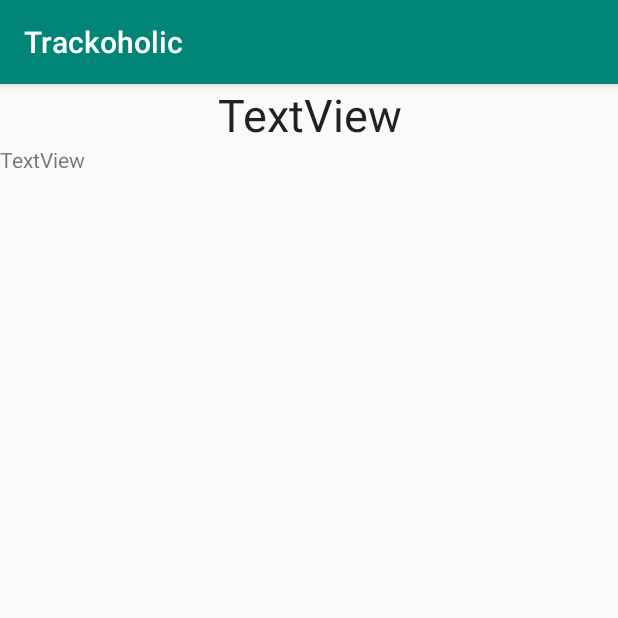
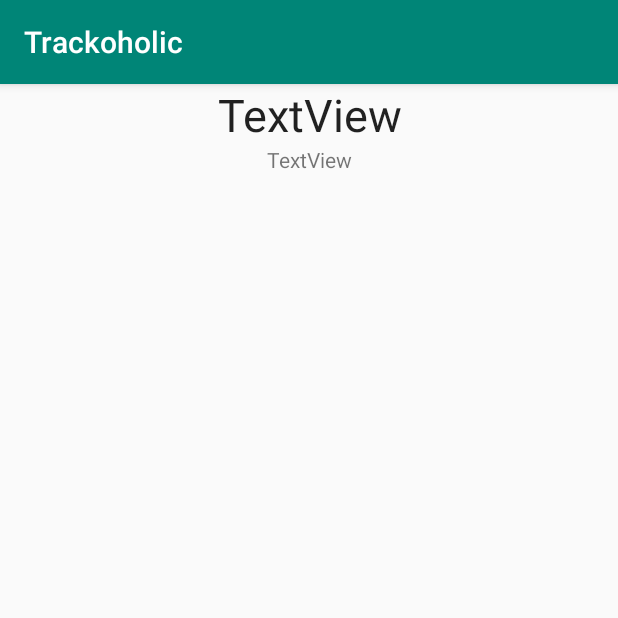
Before and after one commit to CynicalOne/380_app, an Android app: the ViewBusinessItemsActivity screen opened directly, with no data from a screen before it, on a phone screen of 412 x 824 dp, the top half of it. Run offline under Robolectric (Android 15) with nearby library versions, the light colour scheme and no system bars; 2 statements that could not run were skipped.

Commit message:
Serializing works for profile objects

```diff
--- a/app/src/main/java/com/example/inventorymanager/ViewBusinessItemsActivity.java
+++ b/app/src/main/java/com/example/inventorymanager/ViewBusinessItemsActivity.java
@@ -2,14 +2,38 @@ package com.example.inventorymanager;
 
 import androidx.appcompat.app.AppCompatActivity;
 
+import android.content.Intent;
 import android.os.Bundle;
+import android.widget.TextView;
+
+import com.example.inventorymanager.model.Profile;
 
 public class ViewBusinessItemsActivity extends AppCompatActivity {
+
+    //Items are actually profiles lol
+
+    TextView nameOfBusinessItem;
+    TextView descriptionOfBusinessItem;
+
+    // Getting item (actually its a profile) from recycler view
+   // Profile profile;
 
     @Override
     protected void onCreate(Bundle savedInstanceState) {
         super.onCreate(savedInstanceState);
         setContentView(R.layout.activity_view_business_items);
 
+        //Get Profile from list
+        Intent i = new Intent();
+        Profile profile = (Profile) getIntent().getSerializableExtra("businessItemSent");
+
+        // Connections
+        nameOfBusinessItem = findViewById(R.id.nameOfBusinessItem);
+        descriptionOfBusinessItem = findViewById(R.id.descriptionOfBusinessItem);
+
+        // Set textview to match item
+        nameOfBusinessItem.setText(profile.getProfileName());
+        descriptionOfBusinessItem.setText(profile.getBusinessOrPersonal());
+
     }
 }
--- a/app/src/main/java/com/example/inventorymanager/adapters/HomeView_v2_RecyclerViewAdapter.java
+++ b/app/src/main/java/com/example/inventorymanager/adapters/HomeView_v2_RecyclerViewAdapter.java
@@ -17,6 +17,7 @@ import androidx.recyclerview.widget.RecyclerView;
 import com.example.inventorymanager.LocationViewActivity;
 import com.example.inventorymanager.Persistence.DatabaseHandler_Profiles;
 import com.example.inventorymanager.R;
+import com.example.inventorymanager.ViewBusinessItemsActivity;
 import com.example.inventorymanager.model.Profile;
 
 import java.util.ArrayList;
@@ -112,9 +113,8 @@ public class HomeView_v2_RecyclerViewAdapter extends RecyclerView.Adapter<HomeVi
             }
 
             // send data to LocationViewActivity
-            Intent intent = new Intent(context, LocationViewActivity.class);
-            intent.putExtra("name", profile.getProfileName());
-            intent.putExtra("description", profile.getBusinessOrPersonal());
+            Intent intent = new Intent(context, ViewBusinessItemsActivity.class);
+            intent.putExtra("businessItemSent", profile);
 
             // move to LocationViewActivity
             context.startActivity(intent);
--- a/app/src/main/java/com/example/inventorymanager/model/Profile.java
+++ b/app/src/main/java/com/example/inventorymanager/model/Profile.java
@@ -4,9 +4,10 @@ import android.location.Location;
 import android.widget.ImageView;
 import android.widget.TextView;
 
+import java.io.Serializable;
 import java.util.ArrayList;
 
-public class Profile
+public class Profile implements Serializable
 {
     public String profileName;
     public int id;
--- a/app/src/main/res/layout/activity_view_business_items.xml
+++ b/app/src/main/res/layout/activity_view_business_items.xml
@@ -20,5 +20,6 @@
         android:id="@+id/descriptionOfBusinessItem"
         android:layout_width="match_parent"
         android:layout_height="wrap_content"
+        android:gravity="center"
         android:text="TextView" />
 </LinearLayout>
```
